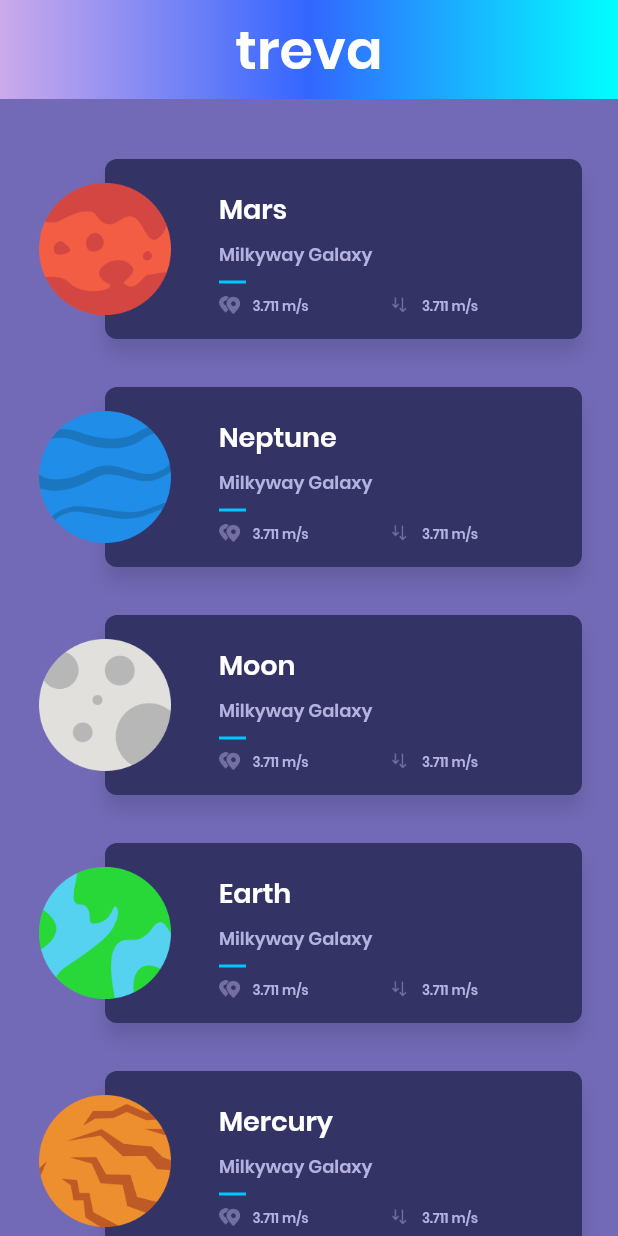
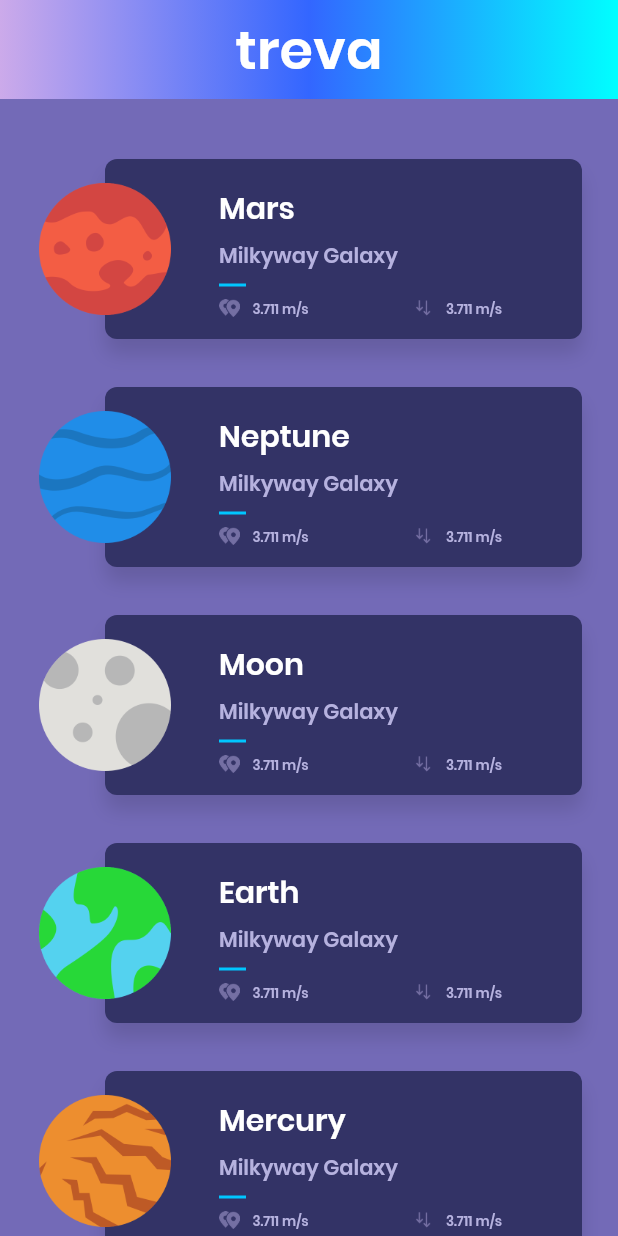
Before and after one commit to shyshenok/Planets_flutter, a Flutter app: the screen it shows after launch, on a phone screen of 412 x 824 dp. Run offline on Flutter 3.47's test engine with Material 2 defaults, Android fonts, the phone set to English and light mode, and no system bars.

Commit message:
Styling detail page

```diff
--- /dev/null
+++ b/lib/detail/separator.dart
@@ -0,0 +1,14 @@
+import 'package:flutter/material.dart';
+
+
+class Separator extends StatelessWidget {
+  @override
+  Widget build(BuildContext context) {
+    return new Container(
+        margin: new EdgeInsets.symmetric(vertical: 8.0),
+        height: 2.0,
+        width: 18.0,
+        color: new Color(0xff00c6ff)
+    );
+  }
+}
--- a/lib/model/planets.dart
+++ b/lib/model/planets.dart
@@ -6,9 +6,10 @@ class Planet {
   final String gravity;
   final String description;
   final String image;
+  final String picture;
 
   const Planet({this.id, this.name, this.location, this.distance, this.gravity,
-    this.description, this.image});
+    this.description, this.image, this.picture});
 }
 
 List<Planet> planets = [
@@ -18,8 +19,9 @@ List<Planet> planets = [
       location: "Milkyway Galaxy",
       distance: "54.6m Km",
       gravity: "3.711 m/s ",
-    description: "Lorem ipsum...",
+      description: "Mars is the fourth planet from the Sun and the second-smallest planet in the Solar System after Mercury. In English, Mars carries a name of the Roman god of war, and is often referred to as the 'Red Planet' because the reddish iron oxide prevalent on its surface gives it a reddish appearance that is distinctive among the astronomical bodies visible to the naked eye. Mars is a terrestrial planet with a thin atmosphere, having surface features reminiscent both of the impact craters of the Moon and the valleys, deserts, and polar ice caps of Earth.",
       image: "assets/img/mars.png",
+      picture: "https://www.nasa.gov/sites/default/files/thumbnails/image/pia21723-16.jpg"
   ),
   const Planet(
       id: "2",
@@ -27,8 +29,9 @@ List<Planet> planets = [
       location: "Milkyway Galaxy",
       distance: "54.6m Km",
       gravity: "3.711 m/s ",
-    description: "Lorem ipsum...",
+      description: "Neptune is the eighth and farthest known planet from the Sun in the Solar System. In the Solar System, it is the fourth-largest planet by diameter, the third-most-massive planet, and the densest giant planet. Neptune is 17 times the mass of Earth and is slightly more massive than its near-twin Uranus, which is 15 times the mass of Earth and slightly larger than Neptune. Neptune orbits the Sun once every 164.8 years at an average distance of 30.1 astronomical units (4.50×109 km). It is named after the Roman god of the sea and has the astronomical symbol ♆, a stylised version of the god Neptune's trident",
       image: "assets/img/neptune.png",
+      picture: "https://www.nasa.gov/sites/default/files/styles/full_width_feature/public/images/110411main_Voyager2_280_yshires.jpg"
   ),
   const Planet(
       id: "3",
@@ -36,8 +39,9 @@ List<Planet> planets = [
       location: "Milkyway Galaxy",
       distance: "54.6m Km",
       gravity: "3.711 m/s ",
-    description: "Lorem ipsum...",
+      description: "The Moon is an astronomical body that orbits planet Earth, being Earth's only permanent natural satellite. It is the fifth-largest natural satellite in the Solar System, and the largest among planetary satellites relative to the size of the planet that it orbits (its primary). Following Jupiter's satellite Io, the Moon is second-densest satellite among those whose densities are known.",
       image: "assets/img/moon.png",
+      picture: "https://farm5.staticflickr.com/4086/5052125139_43c31b7012.jpg"
   ),
   const Planet(
       id: "4",
@@ -45,8 +49,9 @@ List<Planet> planets = [
       location: "Milkyway Galaxy",
       distance: "54.6m Km",
       gravity: "3.711 m/s ",
-    description: "Lorem ipsum...",
+      description: "Earth is the third planet from the Sun and the only object in the Universe known to harbor life. According to radiometric dating and other sources of evidence, Earth formed over 4 billion years ago. Earth's gravity interacts with other objects in space, especially the Sun and the Moon, Earth's only natural satellite. Earth revolves around the Sun in 365.26 days, a period known as an Earth year. During this time, Earth rotates about its axis about 366.26 times.",
       image: "assets/img/earth.png",
+      picture: "https://www.nasa.gov/sites/default/files/styles/full_width_feature/public/thumbnails/image/iss042e340851_1.jpg"
   ),
   const Planet(
       id: "5",
@@ -54,7 +59,8 @@ List<Planet> planets = [
       location: "Milkyway Galaxy",
       distance: "54.6m Km",
       gravity: "3.711 m/s ",
-    description: "Lorem ipsum...",
+      description: "Mercury is the smallest and innermost planet in the Solar System. Its orbital period around the Sun of 88 days is the shortest of all the planets in the Solar System. It is named after the Roman deity Mercury, the messenger to the gods.",
       image: "assets/img/mercury.png",
+      picture: "https://c1.staticflickr.com/9/8105/8497927473_2845ae671e_b.jpg"
   ),
 ];
--- /dev/null
+++ b/lib/style.dart
@@ -0,0 +1,26 @@
+import 'package:flutter/material.dart';
+
+
+class Style {
+  static final baseTextStyle = const TextStyle(
+      fontFamily: 'Poppins'
+  );
+  static final smallTextStyle = commonTextStyle.copyWith(
+    fontSize: 9.0,
+  );
+  static final commonTextStyle = baseTextStyle.copyWith(
+      color: const Color(0xffb6b2df),
+      fontSize: 14.0,
+      fontWeight: FontWeight.w400
+  );
+  static final titleTextStyle = baseTextStyle.copyWith(
+      color: Colors.white,
+      fontSize: 18.0,
+      fontWeight: FontWeight.w600
+  );
+  static final headerTextStyle = baseTextStyle.copyWith(
+      color: Colors.white,
+      fontSize: 20.0,
+      fontWeight: FontWeight.w400
+  );
+}
--- a/lib/ui/home/HomePage.dart
+++ b/lib/ui/home/HomePage.dart
@@ -22,6 +22,8 @@ class GradientAppBar extends StatelessWidget {
   final double barHeight = 66.0;
 
 
+
+
   GradientAppBar(this.title);
 
   @override
@@ -30,9 +32,20 @@ class GradientAppBar extends StatelessWidget {
         .of(context)
         .padding
         .top;
+
     return new Container(
       padding: new EdgeInsets.only(top: statusBarHeight),
       height: statusBarHeight + barHeight,
+      child: new Center(
+        child: new Text(title,
+            style: const TextStyle(
+                color: Colors.white,
+                fontFamily: 'Poppins',
+                fontWeight: FontWeight.w600,
+                fontSize: 36.0
+            )
+        ),
+      ),
       decoration: new BoxDecoration(
         gradient: new LinearGradient(
             colors: [
@@ -46,17 +59,6 @@ class GradientAppBar extends StatelessWidget {
             tileMode: TileMode.clamp
         ),
       ),
-      child: new Center(
-        child: new Text(
-            title,
-            style: const TextStyle(
-                color: Colors.white,
-                fontFamily: 'Poppins',
-                fontWeight: FontWeight.w600,
-                fontSize: 36.0
-            )
-        ),
-      ),
 
     );
   }
--- a/lib/ui/home/HomePageBody.dart
+++ b/lib/ui/home/HomePageBody.dart
@@ -16,7 +16,7 @@ class HomePageBody extends StatelessWidget {
               sliver: new SliverFixedExtentList(
                 itemExtent: 152.0,
                 delegate: new SliverChildBuilderDelegate(
-                      (context, index) => new PlanetRow(planets[index]),
+                      (context, index) => new PlanetSummary(planets[index]),
                   childCount: planets.length,
 
                 ),
--- a/lib/ui/home/PlanetRow.dart
+++ b/lib/ui/home/PlanetRow.dart
@@ -1,13 +1,18 @@
 import 'package:flutter/material.dart';
+import 'package:planets_flutter/detail/separator.dart';
 import 'package:planets_flutter/model/planets.dart';
 import 'package:planets_flutter/detail/detail.dart';
+import 'package:planets_flutter/style.dart';
 
 
-class PlanetRow extends StatelessWidget {
+class PlanetSummary extends StatelessWidget {
 
   final Planet planet;
+  final bool horizontal;
 
-  PlanetRow(this.planet);
+  PlanetSummary(this.planet, {this.horizontal = true});
+
+  PlanetSummary.vertical(this.planet) : horizontal = false;
 
   @override
   Widget build(BuildContext context) {
@@ -15,7 +20,7 @@ class PlanetRow extends StatelessWidget {
       margin: new EdgeInsets.symmetric(
           vertical: 16.0
       ),
-      alignment: FractionalOffset.centerLeft,
+      alignment: horizontal ? FractionalOffset.centerLeft : FractionalOffset.center,
       child: new Hero(
         tag: "planet-hero-${planet.id}",
         child: new Image(
@@ -26,59 +31,50 @@ class PlanetRow extends StatelessWidget {
       ),
     );
 
-    final baseTextStyle = const TextStyle(
-        fontFamily: 'Poppins'
-    );
-    final regularTextStyle = baseTextStyle.copyWith(
-        color: const Color(0xffb6b2df),
-        fontSize: 9.0,
-        fontWeight: FontWeight.w400
-    );
-    final subHeaderTextStyle = regularTextStyle.copyWith(
-        fontSize: 12.0
-    );
-    final headerTextStyle = baseTextStyle.copyWith(
-        color: Colors.white,
-        fontSize: 18.0,
-        fontWeight: FontWeight.w600
-    );
 
     Widget _planetValue({String value, String image}) {
-      return new Row(
+      return new Container(
+        child: new Row(
+          mainAxisSize: MainAxisSize.min,
           children: <Widget>[
             new Image.asset(image, height: 12.0),
             new Container(width: 8.0),
-            new Text(planet.gravity, style: regularTextStyle),
-          ]
+            new Text(planet.gravity, style: Style.smallTextStyle),
+          ],
+        ),
       );
     }
 
 
     final planetCardContent = new Container(
-      margin: new EdgeInsets.fromLTRB(76.0, 16.0, 16.0, 16.0),
+      margin: new EdgeInsets.fromLTRB(
+          horizontal ? 76.0 : 16.0,
+          horizontal ? 16.0 : 42.0,
+          16.0, 16.0),
       constraints: new BoxConstraints.expand(),
       child: new Column(
-        crossAxisAlignment: CrossAxisAlignment.start,
+        crossAxisAlignment: horizontal ? CrossAxisAlignment.start : CrossAxisAlignment.center,
         children: <Widget>[
-          new Container(height: 4.0),
-          new Text(planet.name, style: headerTextStyle),
-          new Container(height: 8.0),
-          new Text(planet.location, style: subHeaderTextStyle),
-          new Container(
-              margin: new EdgeInsets.symmetric(vertical: 8.0),
-              height: 2.0,
-              width: 18.0,
-              color: new Color(0xff00c6ff)
-          ),
+          new Container(height: 2.0),
+          new Text(planet.name, style: Style.headerTextStyle),
+          new Container(height: 6.0),
+          new Text(planet.location, style: Style.commonTextStyle),
+          new Separator(),
           new Row(
+            mainAxisAlignment: MainAxisAlignment.center,
             children: <Widget>[
               new Expanded(
+                  flex: horizontal ? 1 : 0,
                   child: _planetValue(
                       value: planet.distance,
                       image: 'assets/img/ic_distance.png')
 
               ),
+              new Container(
+                width: 32.0,
+              ),
               new Expanded(
+                  flex: horizontal ? 1 : 0,
                   child: _planetValue(
                       value: planet.gravity,
                       image: 'assets/img/ic_gravity.png')
@@ -92,8 +88,10 @@ class PlanetRow extends StatelessWidget {
 
     final planetCard = new Container(
       child: planetCardContent,
-      height: 124.0,
-      margin: new EdgeInsets.only(left: 46.0),
+      height: horizontal ? 124.0 : 154.0,
+      margin: horizontal
+          ? new EdgeInsets.only(left: 46.0)
+          : new EdgeInsets.only(top: 72.0),
       decoration: new BoxDecoration(
         color: new Color(0xFF333366),
         shape: BoxShape.rectangle,
@@ -107,14 +105,21 @@ class PlanetRow extends StatelessWidget {
         ],
       ),
     );
+
+
     return new GestureDetector(
-      onTap: () =>
+      onTap: horizontal
+          ? () =>
           Navigator.of(context).push(
-              new PageRouteBuilder(
-                pageBuilder: (_, __, ___) => new DetailPage(planet),
-              )),
+            new PageRouteBuilder(
+              pageBuilder: (_, __, ___) => new DetailPage(planet),
+              transitionsBuilder: (context, animation, secondaryAnimation,
+                  child) =>
+              new FadeTransition(opacity: animation, child: child),
+            ),
+          )
+          : null,
       child: new Container(
-          height: 120.0,
           margin: const EdgeInsets.symmetric(
             vertical: 16.0,
             horizontal: 24.0,
```
Also changed, not shown: lib/detail/detail.dart (+77 -13 lines). Lines whose indentation alone changed are shown as unchanged.
